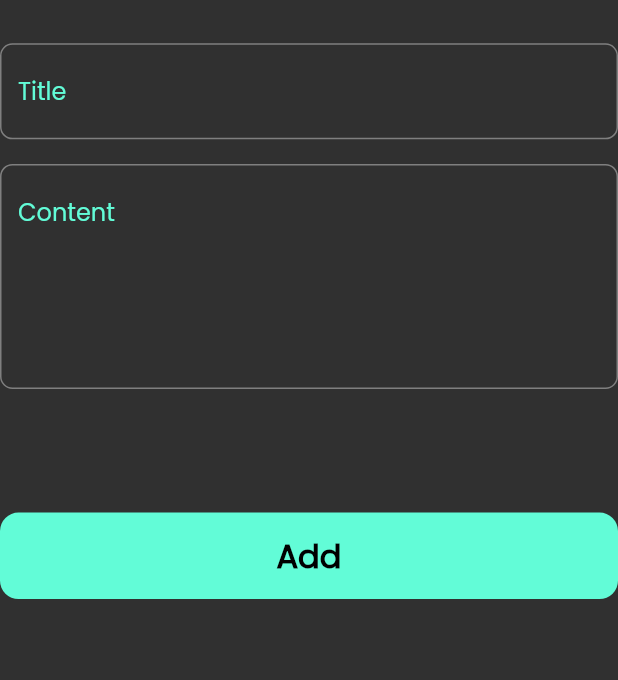
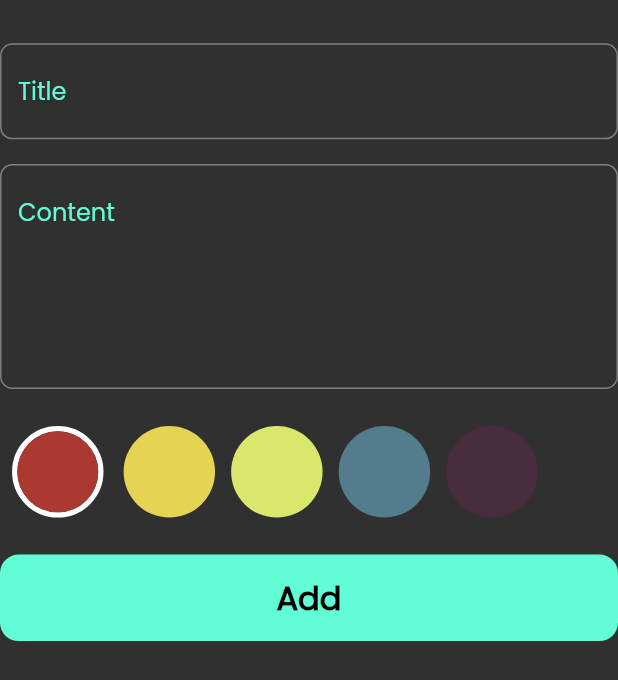
Before and after one commit to MuhammedBashuaib/notes_app_with_local_storage, a Flutter app: the AddNoteForm widget shown alone on an empty page, opened directly, on a phone screen of 412 x 824 dp. Shown: the top 680 px of the screen. Run offline on Flutter 3.47's test engine with Material 2 defaults, Android fonts, the phone set to English and light mode, and no system bars; our stand-ins replace flutter_bloc, hive, hive_flutter; accounts and stored records are empty.

Commit message:
CREATE color list view and ADD to buttom sheet

```diff
--- a/lib/views/widgets/add_note_form.dart
+++ b/lib/views/widgets/add_note_form.dart
@@ -4,6 +4,7 @@ import 'package:intl/intl.dart';
 import 'package:notes_app_with_local_storge/const.dart';
 import 'package:notes_app_with_local_storge/cubit/add_note_cubit/add_note_cubit.dart';
 import 'package:notes_app_with_local_storge/models/note_model.dart';
+import 'package:notes_app_with_local_storge/views/widgets/color_list_view.dart';
 import 'package:notes_app_with_local_storge/views/widgets/custom_button.dart';
 import 'package:notes_app_with_local_storge/views/widgets/custom_text_form_field.dart';
 
@@ -48,7 +49,11 @@ class _AddNoteFormState extends State<AddNoteForm> {
             },
           ),
           SizedBox(
-            height: heightScreen * .1,
+            height: heightScreen * .03,
+          ),
+          const ColorListView(),
+          SizedBox(
+            height: heightScreen * .03,
           ),
           BlocBuilder<AddNoteCubit, AddNoteState>(
             builder: (context, state) {
--- /dev/null
+++ b/lib/views/widgets/color_list_view.dart
@@ -0,0 +1,86 @@
+import 'package:flutter/material.dart';
+import 'package:notes_app_with_local_storge/const.dart';
+
+class ColorItem extends StatelessWidget {
+  const ColorItem({
+    super.key,
+    required this.isSelected,
+    this.onTap,
+    required this.color,
+  });
+
+  final bool isSelected;
+  final void Function()? onTap;
+  final Color color;
+
+  @override
+  Widget build(BuildContext context) {
+    return Padding(
+      padding: EdgeInsets.symmetric(
+        horizontal: widthScreen * .013,
+      ),
+      child: GestureDetector(
+        onTap: onTap,
+        child: isSelected
+            ? Container(
+                decoration: BoxDecoration(
+                  shape: BoxShape.circle,
+                  border: Border.all(
+                    color: MyColors.kWhite,
+                    width: 3.5,
+                  ),
+                ),
+                child: CircleAvatar(
+                  radius: heightScreen * .036,
+                  backgroundColor: color,
+                ),
+              )
+            : CircleAvatar(
+                radius: heightScreen * .037,
+                backgroundColor: color,
+              ),
+      ),
+    );
+  }
+}
+
+class ColorListView extends StatefulWidget {
+  const ColorListView({
+    super.key,
+  });
+
+  @override
+  State<ColorListView> createState() => _ColorListViewState();
+}
+
+class _ColorListViewState extends State<ColorListView> {
+  int currentIndex = 0;
+  List<Color> colors = const [
+    Color(0xffAC3931),
+    Color(0xffE5D352),
+    Color(0xffD9E76C),
+    Color(0xff537D8D),
+    Color(0xff482C3D),
+  ];
+  @override
+  Widget build(BuildContext context) {
+    return SizedBox(
+      height: heightScreen * .037 * 2,
+      child: ListView.builder(
+        physics: const BouncingScrollPhysics(),
+        itemCount: colors.length,
+        scrollDirection: Axis.horizontal,
+        itemBuilder: (context, index) {
+          return ColorItem(
+            onTap: () {
+              currentIndex = index;
+              setState(() {});
+            },
+            color: colors[index],
+            isSelected: currentIndex == index ? true : false,
+          );
+        },
+      ),
+    );
+  }
+}
```
